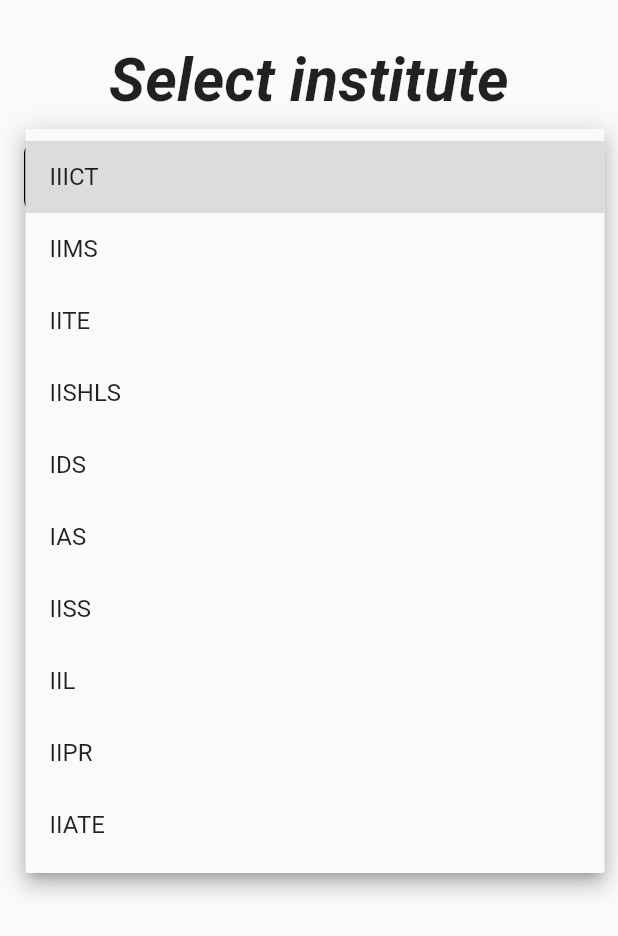
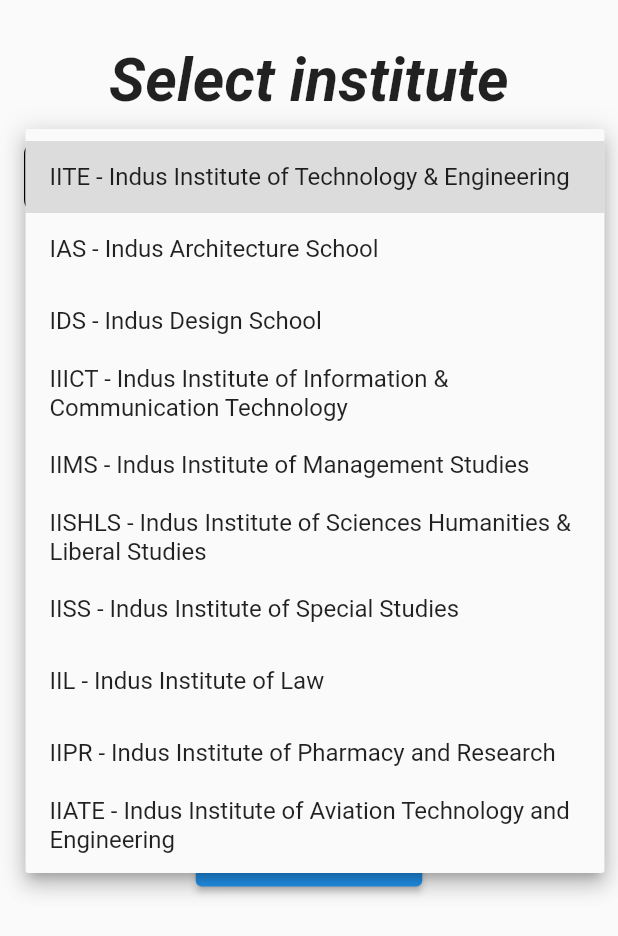
Before and after one commit to AnasKakuwala/ProctorRule, a Flutter app: the MseWid widget shown alone on an empty page, opened directly, after a tap on "Select institute", on a phone screen of 412 x 824 dp. Shown: the top 936 px of the screen. Run offline on Flutter 3.47's test engine with Material 2 defaults, Android fonts, the phone set to English and light mode, and no system bars; our stand-ins replace file_picker, firebase_auth, firebase_core, firebase_storage; accounts and stored records are empty.

Commit message:
13-04-2023 lab commit

```diff
--- a/lib/Widgets/mse_screen.dart
+++ b/lib/Widgets/mse_screen.dart
@@ -4,6 +4,9 @@
 import 'package:file_picker/file_picker.dart';
 import 'package:firebase_storage/firebase_storage.dart';
 import 'package:flutter/material.dart';
+
+import '../providers/Institute_model.dart';
+import '../screens/classroom_selection.dart';
 
 class MseWid extends StatefulWidget {
   const MseWid({Key? key}) : super(key: key);
@@ -41,7 +44,18 @@
   }
 
   String? setValue;
-  List<String> institute = ['IIICT','IIMS','IITE','IISHLS','IDS','IAS','IISS','IIL','IIPR','IIATE'];
+  List<String> institute=[
+    "IITE - Indus Institute of Technology & Engineering",
+    "IAS - Indus Architecture School",
+    "IDS - Indus Design School",
+    "IIICT - Indus Institute of Information & Communication Technology",
+    "IIMS - Indus Institute of Management Studies",
+    "IISHLS - Indus Institute of Sciences Humanities & Liberal Studies",
+    "IISS - Indus Institute of Special Studies",
+    "IIL - Indus Institute of Law",
+    "IIPR - Indus Institute of Pharmacy and Research",
+    "IIATE - Indus Institute of Aviation Technology and Engineering",
+  ];
   @override
   Widget build(BuildContext context) {
     return SingleChildScrollView(
@@ -151,28 +165,34 @@
               ),
             ],
           ),
-          if(pickedFile != null)
-            Row(
-                children: [
-                  Center(
-                    child: Container(
-                      margin: EdgeInsets.all(10),
-                      height: 120,
-                      width: 120,
-                      color: Colors.grey,
-                      child: Image(
-                        image: FileImage(File(pickedFile!.path!)),
-                        // File(pickedFile!.path!),
-                        width: double.infinity,
-                        fit: BoxFit.cover,
-                      ),
-                    ),
-                  ),
-                ],
-            ),
-
+          // if(pickedFile != null)
+          //   Row(
+          //       children: [
+          //         Center(
+          //           child: Container(
+          //             margin: EdgeInsets.all(10),
+          //             height: 120,
+          //             width: 120,
+          //             color: Colors.grey,
+          //             child: Image(
+          //               image: FileImage(File(pickedFile!.path!)),
+          //               // File(pickedFile!.path!),
+          //               width: double.infinity,
+          //               fit: BoxFit.cover,
+          //             ),
+          //           ),
+          //         ),
+          //       ],
+          //   ),
           SizedBox(height: 150,),
           buildProgress(),
+          SizedBox(height: 50,),
+          ElevatedButton(
+            onPressed: () => {
+              Navigator.push(context, MaterialPageRoute(builder: (context) => ClassroomsScreen()))
+            },
+            child: Text("Select classrooms "),
+          ),
         ],
       ),
     );
--- a/lib/main.dart
+++ b/lib/main.dart
@@ -17,7 +17,7 @@
   Widget build(BuildContext context) {
     return MaterialApp(
       theme: ThemeData(
-        primarySwatch: Colors.grey,
+        // primarySwatch: Colors.grey,
       ),
       debugShowCheckedModeBanner: false,
       title: 'ProctorRule',
--- a/lib/screens/login.dart
+++ b/lib/screens/login.dart
@@ -125,6 +125,9 @@
                              if(user != null){
                                Navigator.push(context,MaterialPageRoute(builder: (context) => const MainScreen()));
                              }
+
+                             //shared preference code to be written
+
                            },
                            style: ElevatedButton.styleFrom(
 
```
Also changed, not shown: lib/Widgets/classroom_grid.dart (added, +73 -0 lines), lib/screens/classroom_selection.dart (added, +16 -0 lines), lib/screens/main_screen.dart (+36 -1 lines), 1 other file.
